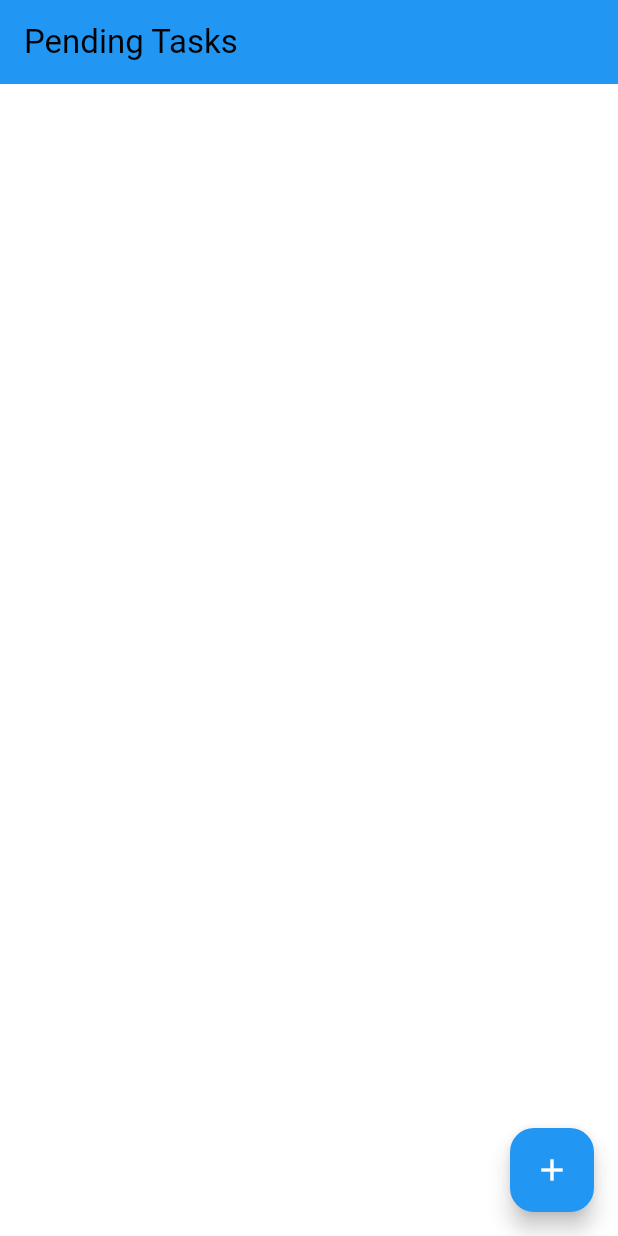
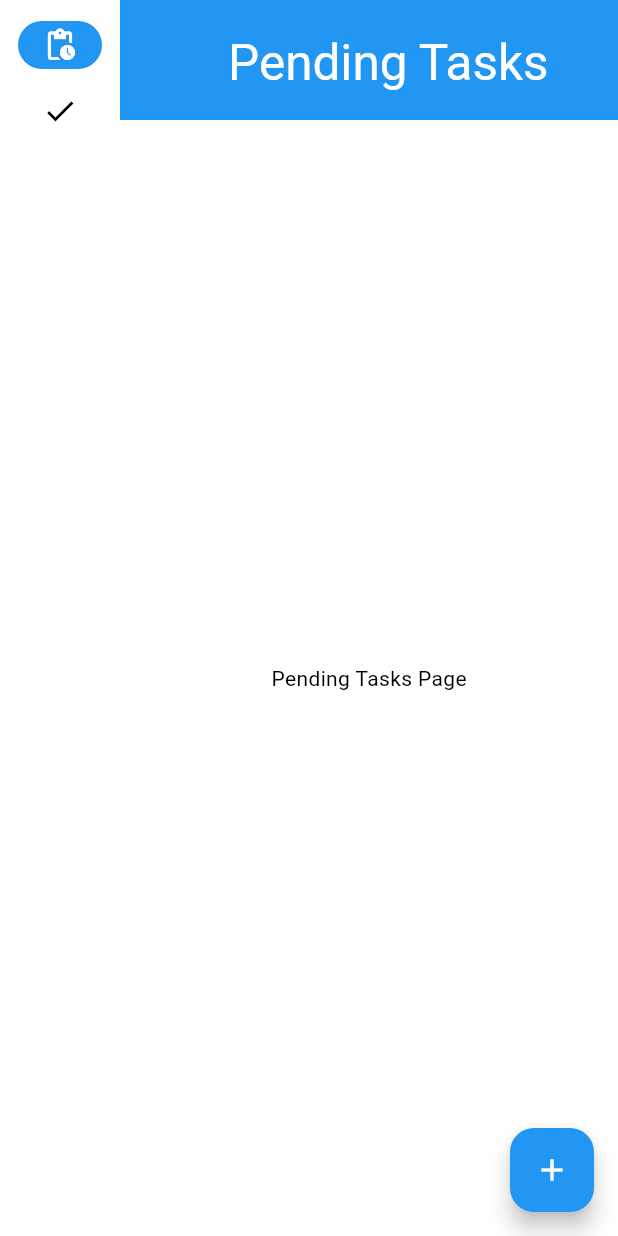
Before and after one commit to carlo8pastor/FlutterMiniChallenge2, a Flutter app: the screen it shows after launch, on a phone screen of 412 x 824 dp. Run offline on Flutter 3.47's test engine with Material 2 defaults, Android fonts, the light colour scheme and no system bars.

Commit message:
working navrail with blue banner

```diff
--- a/lib/main.dart
+++ b/lib/main.dart
@@ -1,4 +1,5 @@
 import 'package:flutter/material.dart';
+import 'package:provider/provider.dart';
 
 void main() {
   runApp(const MyApp());
@@ -9,46 +10,134 @@ class MyApp extends StatelessWidget {
 
   @override
   Widget build(BuildContext context) {
-    return MaterialApp(
+    return ChangeNotifierProvider(
+      create: (context) => MyAppState(),
+      child: MaterialApp(
         title: 'Flutter Demo',
         theme: ThemeData(
           colorScheme: ColorScheme.fromSwatch(
-          primarySwatch: Colors.blue, // Change the primary color to blue
-          backgroundColor: Colors.white, // Set the background color to white
+            primarySwatch: Colors.blue,
+            backgroundColor: Colors.white,
           ),
           useMaterial3: true,
         ),
-      home: const MyHomePage(title: 'Pending Tasks'), // Change the title
+        home: const MyHomePage(),
+      ),
     );
   }
 }
 
-class MyHomePage extends StatelessWidget {
-  const MyHomePage({Key? key, required this.title});
+class MyAppState extends ChangeNotifier {
+  int selectedIndex = 0;
 
-  final String title;
+  void selectPage(int index) {
+    selectedIndex = index;
+    notifyListeners();
+  }
+}
+
+class MyHomePage extends StatefulWidget {
+  const MyHomePage({Key? key});
 
   @override
+  _MyHomePageState createState() => _MyHomePageState();
+}
+
+class _MyHomePageState extends State<MyHomePage> {
+  @override
   Widget build(BuildContext context) {
+    final appState = context.watch<MyAppState>();
+
+    Widget page;
+    String appBarText;
+
+    switch (appState.selectedIndex) {
+      case 0:
+        page = const PendingTasks();
+        appBarText = 'Pending Tasks';
+        break;
+      case 1:
+        page = const CompletedPage();
+        appBarText = 'Completed Tasks';
+        break;
+      default:
+        throw UnimplementedError("No page for index ${appState.selectedIndex}");
+    }
+
     return Scaffold(
-      appBar: AppBar(
-        backgroundColor: Theme.of(context).colorScheme.primary,
-        title: Text(title), // Use the new title
+      body: Row(
+        children: <Widget>[
+          NavigationRail(
+            destinations: const [
+              NavigationRailDestination(
+                icon: Icon(Icons.pending_actions),
+                label: Text('Pending Tasks'),
               ),
-      body: Center(
-        child: Column(
-          mainAxisAlignment: MainAxisAlignment.center,
-          children: <Widget>[
-            const Text(
-              '', // Empty text
+              NavigationRailDestination(
+                icon: Icon(Icons.done),
+                label: Text('Completed'),
+              ),
+            ],
+            selectedIndex: appState.selectedIndex,
+            onDestinationSelected: (value) {
+              appState.selectPage(value);
+            },
+          ),
+          Expanded(
+            child: CustomScrollView(
+              slivers: <Widget>[
+                SliverAppBar(
+                  expandedHeight: 80.0,
+                  backgroundColor: Colors.blue,
+                  floating: false,
+                  pinned: true,
+                  flexibleSpace: FlexibleSpaceBar(
+                    title: Text(
+                      appBarText,
+                      style: TextStyle(
+                        color: Colors.white,
+                      ),
+                    ),
+                  ),
+                ),
+                SliverFillRemaining(
+                  child: page,
                 ),
               ],
             ),
           ),
+        ],
+      ),
       floatingActionButton: FloatingActionButton(
-        onPressed: () {}, // Remove functionality
+        onPressed: () {
+          // TODO: loggic for adding new task
+        },
         child: const Icon(Icons.add),
       ),
     );
   }
 }
+
+class PendingTasks extends StatelessWidget {
+  const PendingTasks({Key? key});
+
+  @override
+  Widget build(BuildContext context) {
+    // TODO: implement pending tasks
+    return const Center(
+      child: Text('Pending Tasks Page'),
+    );
+  }
+}
+
+class CompletedPage extends StatelessWidget {
+  const CompletedPage({Key? key});
+
+  @override
+  Widget build(BuildContext context) {
+    // TODO: implement completed tasks
+    return const Center(
+      child: Text('Completed Tasks Page'),
+    );
+  }
+}
--- a/pubspec.yaml
+++ b/pubspec.yaml
@@ -35,6 +35,7 @@ dependencies:
   # The following adds the Cupertino Icons font to your application.
   # Use with the CupertinoIcons class for iOS style icons.
   cupertino_icons: ^1.0.2
+  provider: ^6.0.5
 
 dev_dependencies:
   flutter_test:
```
Also changed, not shown: pubspec.lock. Lines whose indentation alone changed are shown as unchanged.
